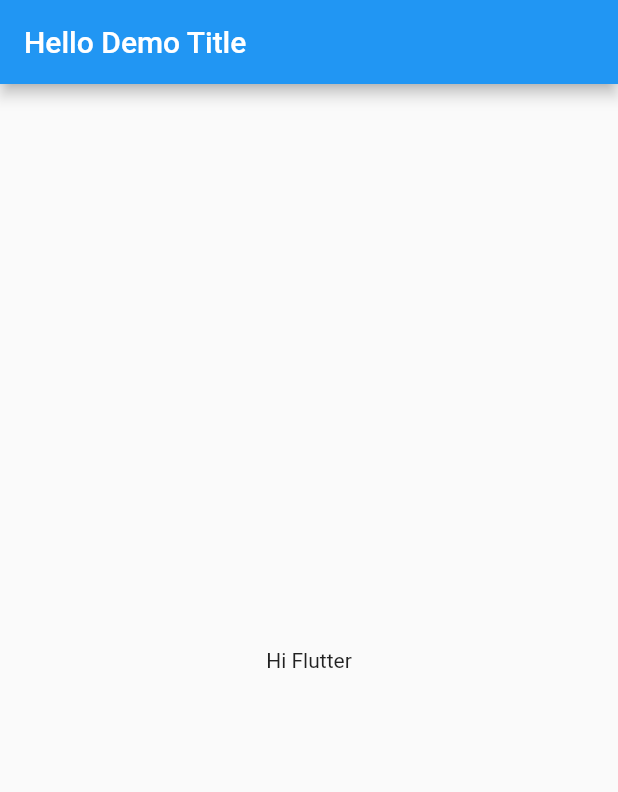
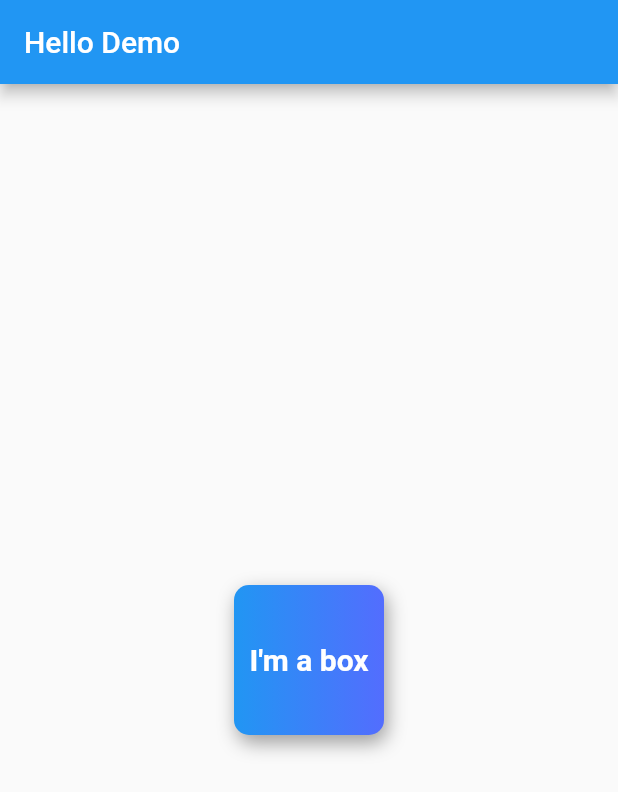
Before and after one commit to OrientBits/demo1, a Flutter app: the screen it shows after launch, on a phone screen of 412 x 824 dp. Shown: the top 792 px of the screen. Run offline on Flutter 3.47's test engine with Material 2 defaults, Android fonts, the phone set to English and light mode, and no system bars.

Commit message:
chapter 2 completed

```diff
--- a/lib/main.dart
+++ b/lib/main.dart
@@ -10,14 +10,38 @@ class MyApp extends StatelessWidget {
   @override
   Widget build(BuildContext context) {
     return MaterialApp(
-      title: "Hello Demo",
-      home: Scaffold(
+        title: "Hello Demo",
+        home: Scaffold(
           appBar: AppBar(
-            title: const Text("Hello Demo Title"),
+            title: const Text("Hello Demo"),
           ),
-          body: Container(
-            child: Center(child: Text("Hi Flutter")),
-          )),
-    );
+          body: Center(
+            child: Container(
+              width: 100,
+              height: 100,
+              alignment: Alignment.center,
+              decoration: BoxDecoration(
+                  boxShadow: const [
+                    BoxShadow(
+                        color: Colors.grey,
+                        blurRadius: 10,
+                        offset: Offset(2, 5))
+                  ],
+                  //shape: BoxShape.circle,
+                  borderRadius: BorderRadius.circular(10),
+                  gradient: const LinearGradient(
+                    colors: [Colors.blue, Colors.indigoAccent],
+                  )),
+              child: const Text(
+                "I'm a box",
+                style: TextStyle(
+                    color: Colors.white,
+                    fontWeight: FontWeight.bold,
+                    fontSize: 20
+                ),
+              ),
+            ),
+          ),
+        ));
   }
 }
```
